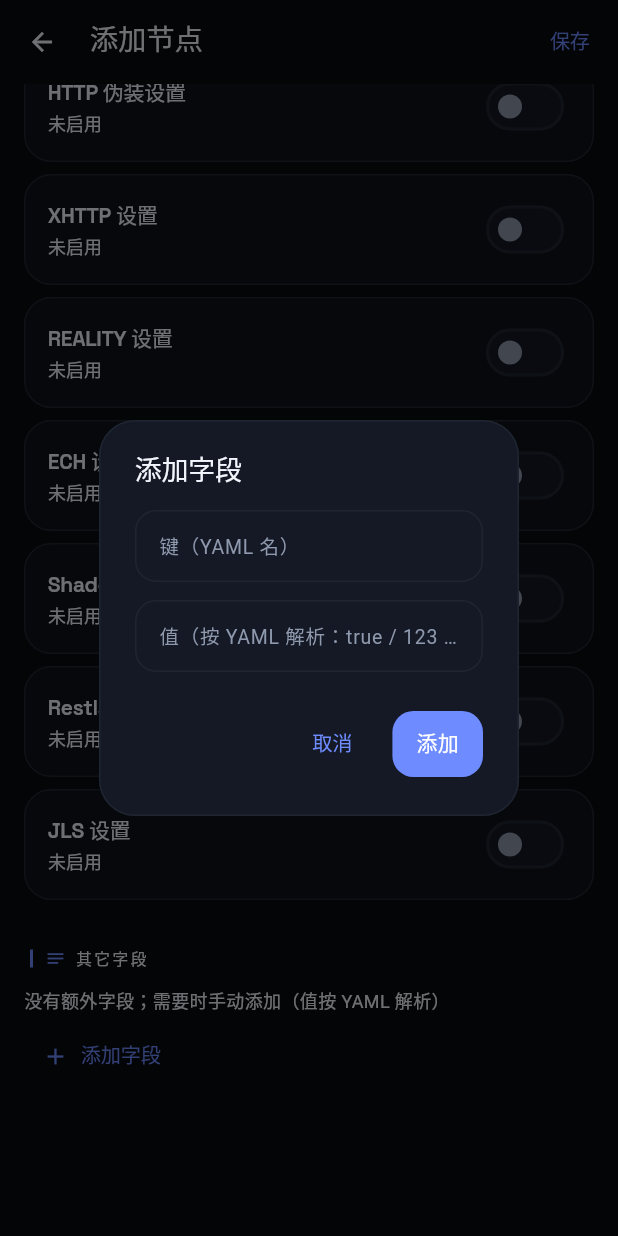
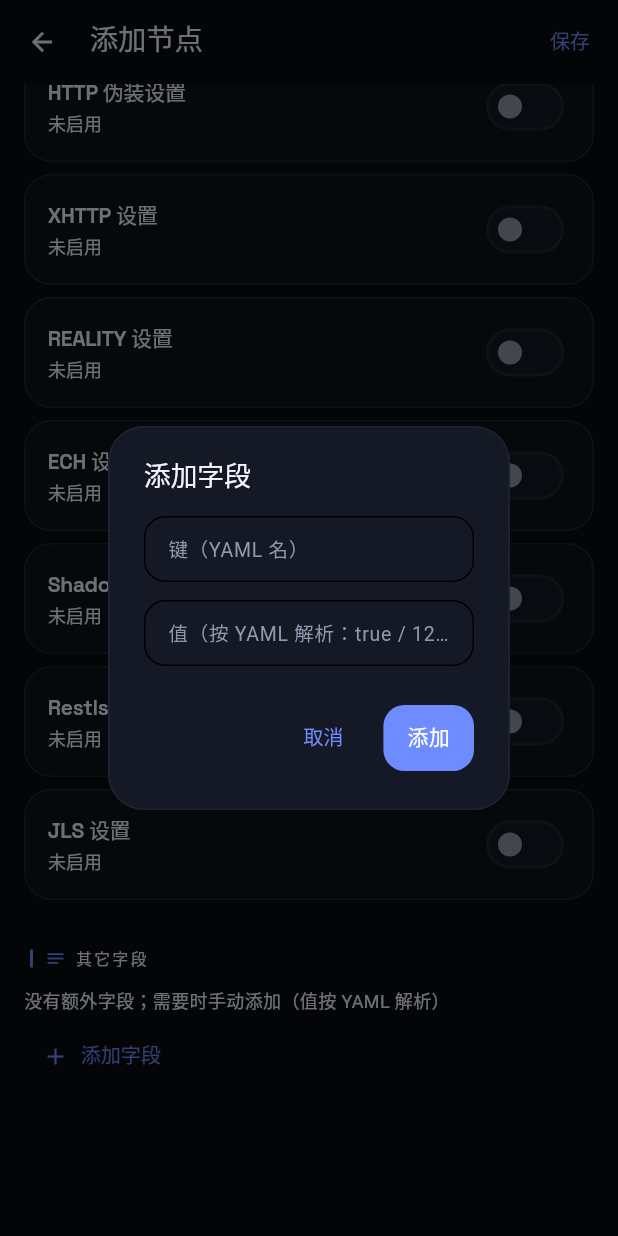
Before and after one commit to yurin7/ClashDeck, a Flutter app: the NodeFormPage screen opened directly, scrolled down 1961 dp, after a tap on "添加字段", on a phone screen of 412 x 824 dp. Run offline on Flutter 3.47's test engine with Material 3 defaults, Android fonts, the phone set to English and light mode, and no system bars; our stand-ins replace material_ui, yaml, yaml_edit.

Commit message:
feat(ui): 统一业务弹窗宽度与输入框高度

```diff
--- a/lib/ui/app_dialog.dart
+++ b/lib/ui/app_dialog.dart
@@ -1,16 +1,31 @@
+import 'dart:math' as math;
+
 import 'package:material_ui/material_ui.dart';
+
+/// 业务对话框的统一宽度：最宽 520，左右各留 32 的呼吸位。
+///
+/// 手机（360dp）上算出来是 296，和平板上的 520 都不会贴边；这样「新建组」
+/// 「编辑规则」「导入规则」几个弹窗宽度一致，不会一个大一个小。
+double dialogWidthOf(BuildContext context) {
+  final width = MediaQuery.sizeOf(context).width;
+  return math.min(520, math.max(0, width - 64));
+}
 
 /// 打开一个带统一过渡动画的对话框。
 ///
 /// 和直接 `showDialog` 的区别只有动效：淡入 + 轻微上滑 + 0.96→1 的缩放，
 /// 关闭时反向播放。语义完全不变——`barrierDismissible`、返回类型、`pageBuilder`
 /// 都和原来的 `showDialog` 一一对应，确认类弹窗显式传 `false` 依然阻断。
+///
+/// 传 [width]（一般用 [dialogWidthOf]）会把对话框内容固定成同一宽度；
+/// 不传则维持内容自适应，适合「删除确认」这类短弹窗。
 Future<T?> showAppDialog<T>(
   BuildContext context, {
   required WidgetBuilder builder,
   bool barrierDismissible = true,
   Color? barrierColor,
   bool useRootNavigator = true,
+  double? width,
 }) {
   return showGeneralDialog<T>(
     context: context,
@@ -19,7 +34,13 @@ Future<T?> showAppDialog<T>(
     barrierColor: barrierColor ?? Colors.black54,
     useRootNavigator: useRootNavigator,
     transitionDuration: const Duration(milliseconds: 240),
-    pageBuilder: (ctx, _, _) => builder(ctx),
+    pageBuilder: (ctx, _, _) {
+      final child = builder(ctx);
+      if (width == null) return child;
+      return Center(
+        child: SizedBox(width: width, child: child),
+      );
+    },
     transitionBuilder: (ctx, animation, _, child) {
       final curved = CurvedAnimation(
         parent: animation,
--- /dev/null
+++ b/lib/ui/fields.dart
@@ -0,0 +1,123 @@
+import 'package:material_ui/material_ui.dart';
+
+import 'theme.dart';
+
+/// 单行输入框的统一视觉高度（含边框）。
+///
+/// 只用于断言/对齐参考：真正的实现靠 [fieldDecoration] 的固定内边距，
+/// 多行输入框（导入粘贴、备注）会自然变高，这是预期的。
+const double kFieldHeight = 44;
+
+/// 全 App 统一的输入框装饰。
+///
+/// 尺寸、圆角、内边距都在这里，别再给单个输入框写 `InputDecoration`，
+/// 否则「新建组」「编辑规则」「搜索」几个框的高度会各不相同。
+InputDecoration fieldDecoration({
+  String? label,
+  String? hint,
+  String? helper,
+  String? error,
+  Widget? prefixIcon,
+  Widget? suffixIcon,
+  bool enabled = true,
+  bool alignLabelWithHint = false,
+}) {
+  return InputDecoration(
+    isDense: true,
+    labelText: label,
+    hintText: hint,
+    helperText: helper,
+    errorText: error,
+    prefixIcon: prefixIcon,
+    suffixIcon: suffixIcon,
+    // 前缀/后缀图标别把输入框撑高：默认约束是 48 高，会把带搜索图标的框
+    // 顶成「比别的框高一头」。
+    prefixIconConstraints: const BoxConstraints(minWidth: 40, minHeight: 20),
+    suffixIconConstraints: const BoxConstraints(minWidth: 40, minHeight: 20),
+    enabled: enabled,
+    alignLabelWithHint: alignLabelWithHint,
+    contentPadding: const EdgeInsets.symmetric(
+      horizontal: Insets.md,
+      vertical: 12,
+    ),
+    border: OutlineInputBorder(
+      borderRadius: BorderRadius.circular(Radiuses.md),
+    ),
+    enabledBorder: OutlineInputBorder(
+      borderRadius: BorderRadius.circular(Radiuses.md),
+    ),
+    focusedBorder: OutlineInputBorder(
+      borderRadius: BorderRadius.circular(Radiuses.md),
+    ),
+  );
+}
+
+/// 单行输入的便捷封装：统一装饰 + 统一字号。
+class AppTextField extends StatelessWidget {
+  const AppTextField({
+    super.key,
+    this.controller,
+    this.initialValue,
+    this.label,
+    this.hint,
+    this.helper,
+    this.error,
+    this.prefixIcon,
+    this.suffixIcon,
+    this.style,
+    this.keyboardType,
+    this.textInputAction,
+    this.maxLines = 1,
+    this.minLines,
+    this.enabled = true,
+    this.autofocus = false,
+    this.alignLabelWithHint = false,
+    this.onChanged,
+    this.onSubmitted,
+  });
+
+  final TextEditingController? controller;
+  final String? initialValue;
+  final String? label;
+  final String? hint;
+  final String? helper;
+  final String? error;
+  final Widget? prefixIcon;
+  final Widget? suffixIcon;
+  final TextStyle? style;
+  final TextInputType? keyboardType;
+  final TextInputAction? textInputAction;
+  final int? maxLines;
+  final int? minLines;
+  final bool enabled;
+  final bool autofocus;
+  final bool alignLabelWithHint;
+  final ValueChanged<String>? onChanged;
+  final ValueChanged<String>? onSubmitted;
+
+  @override
+  Widget build(BuildContext context) {
+    return TextField(
+      controller: controller,
+      autofocus: autofocus,
+      enabled: enabled,
+      keyboardType: keyboardType,
+      textInputAction: textInputAction,
+      minLines: minLines,
+      maxLines: maxLines,
+      onChanged: onChanged,
+      onSubmitted: onSubmitted,
+      style: style ?? const TextStyle(fontSize: 13.5),
+      decoration: fieldDecoration(
+        label: label,
+        hint: hint,
+        helper: helper,
+        error: error,
+        prefixIcon: prefixIcon,
+        suffixIcon: suffixIcon,
+        enabled: enabled,
+        alignLabelWithHint: alignLabelWithHint,
+      ),
+    );
+  }
+}
--- a/lib/ui/node_form_page.dart
+++ b/lib/ui/node_form_page.dart
@@ -5,6 +5,7 @@ import '../core/schema/field_spec.dart';
 import '../core/schema/proxy_schema.dart';
 import '../core/schema/schema_prune.dart';
 import 'dropdown.dart';
+import 'fields.dart';
 import 'theme.dart';
 import 'widgets.dart';
 
@@ -470,14 +471,12 @@ class _NodeFormPageState extends State<NodeFormPage> {
               _ => TextInputType.text,
             },
             obscureText: spec.secret,
-            decoration: InputDecoration(
-              labelText: spec.labelZh,
-              helperText: spec.help,
-              hintText: spec.defaultValue == null
+            decoration: fieldDecoration(
+              label: spec.labelZh,
+              helper: spec.help,
+              hint: spec.defaultValue == null
                   ? null
                   : '默认 ${displayText(spec.defaultValue)}',
-              border: const OutlineInputBorder(),
-              isDense: true,
             ),
             onChanged: onChanged,
           ),
@@ -586,25 +585,17 @@ class _NodeFormPageState extends State<NodeFormPage> {
     final valueCtrl = TextEditingController();
     final result = await showAppDialog<MapEntry<String, Object?>?>(
       context,
+      width: dialogWidthOf(context),
       builder: (ctx) => AlertDialog(
         title: const Text('添加字段'),
         content: Column(
           mainAxisSize: MainAxisSize.min,
           children: [
-            TextField(
-              controller: keyCtrl,
-              decoration: const InputDecoration(
-                labelText: '键（YAML 名）',
-                border: OutlineInputBorder(),
-              ),
-            ),
+            AppTextField(controller: keyCtrl, label: '键（YAML 名）'),
             const SizedBox(height: 12),
-            TextField(
+            AppTextField(
               controller: valueCtrl,
-              decoration: const InputDecoration(
-                labelText: '值（按 YAML 解析：true / 123 / [a, b] / {}）',
-                border: OutlineInputBorder(),
-              ),
+              label: '值（按 YAML 解析：true / 123 / [a, b] / {}）',
             ),
           ],
         ),
--- a/lib/ui/rules_tab.dart
+++ b/lib/ui/rules_tab.dart
@@ -129,6 +129,7 @@ class _RulesTabState extends State<RulesTab> {
 
     final result = await showAppDialog<Object>(
       context,
+      width: dialogWidthOf(context),
       builder: (_) => RuleEditDialog(
         initialType: initial?.type,
         initialPayload: initial?.payload,
@@ -464,6 +465,7 @@ class _RulesTabState extends State<RulesTab> {
     if (plan.isEmpty && plan.similarLines.isEmpty) return true;
     final ok = await showAppDialog<bool>(
       context,
+      width: dialogWidthOf(context),
       builder: (ctx) => AlertDialog(
         title: const Text('导入预览'),
         content: SingleChildScrollView(
--- a/lib/ui/settings_page.dart
+++ b/lib/ui/settings_page.dart
@@ -7,6 +7,7 @@ import '../runtime/runtime_controller.dart';
 import '../state/settings_state.dart';
 import 'app_picker_page.dart';
 import 'dropdown.dart';
+import 'fields.dart';
 import 'theme.dart';
 import 'widgets.dart';
 
@@ -489,12 +490,13 @@ class _SettingsPageState extends State<SettingsPage> {
     final controller = TextEditingController(text: initial);
     final result = await showAppDialog<String>(
       context,
+      width: dialogWidthOf(context),
       builder: (ctx) => AlertDialog(
         title: Text(title),
-        content: TextField(
+        content: AppTextField(
           controller: controller,
           autofocus: true,
-          decoration: InputDecoration(hintText: hint),
+          hint: hint,
         ),
         actions: [
           TextButton(
```
Also changed, not shown: lib/ui/app_picker_page.dart (+4 -5 lines), lib/ui/app_shell.dart (+9 -12 lines), lib/ui/editor_page.dart (+4 -5 lines), lib/ui/home_page.dart (+11 -20 lines), lib/ui/import_dialogs.dart (+19 -30 lines), lib/ui/proxy_board.dart (+12 -33 lines), lib/ui/rule_edit_dialog.dart (+4 -7 lines), lib/ui/rule_picker_sheet.dart (+4 -6 lines), lib/ui/rules/geo_import_sheet.dart (+4 -8 lines), lib/ui/rules/online_import_sheet.dart (+4 -8 lines), 1 other file.
